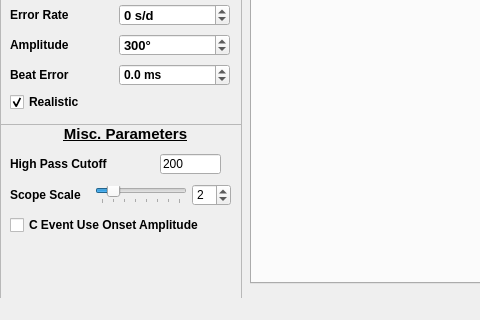
Old version of the form src/ui/MainWindow.ui in the repository Ji-Min-Lee/2026-3-sw-architect-studio-project; both pictures show x 0 to 480 and y 430 to 750 of the 1280 by 750 pixel window.
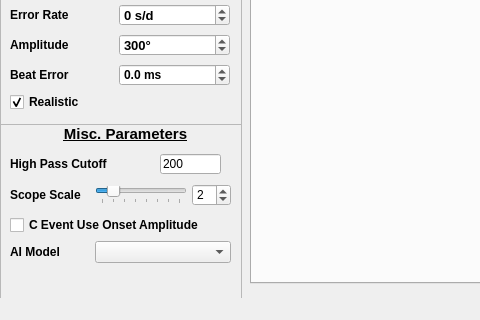
New version of the form. Custom widgets are drawn as their Qt base class.

Commit message:
feat(ai): replace ClickableLabel with eventFilter, add AI model combobox
- Remove ClickableLabel subclass; use installEventFilter on DiagnosisLabel
- Add AiModelComboBox to MiscFrame populated from Ollama /api/tags
- Sort models by size ascending so smallest (fastest) is auto-selected
- Warmup fires after model list arrives, using the selected model
- Add modelsAvailable(QStringList) signal to WatchExplainer
- Default model changed to qwen2.5:0.5b

```diff
--- a/src/ui/MainWindow.ui
+++ b/src/ui/MainWindow.ui
@@ -431,6 +431,34 @@
       <string>Scope Scale</string>
      </property>
     </widget>
+    <widget class="QLabel" name="AiModelLabel">
+     <property name="geometry">
+      <rect>
+       <x>10</x>
+       <y>118</y>
+       <width>80</width>
+       <height>20</height>
+      </rect>
+     </property>
+     <property name="font">
+      <font>
+       <bold>true</bold>
+      </font>
+     </property>
+     <property name="text">
+      <string>AI Model</string>
+     </property>
+    </widget>
+    <widget class="QComboBox" name="AiModelComboBox">
+     <property name="geometry">
+      <rect>
+       <x>95</x>
+       <y>117</y>
+       <width>136</width>
+       <height>22</height>
+      </rect>
+     </property>
+    </widget>
     <widget class="QLabel" name="MiscLabel">
      <property name="geometry">
       <rect>
```
The commit also changes 4 other files.
